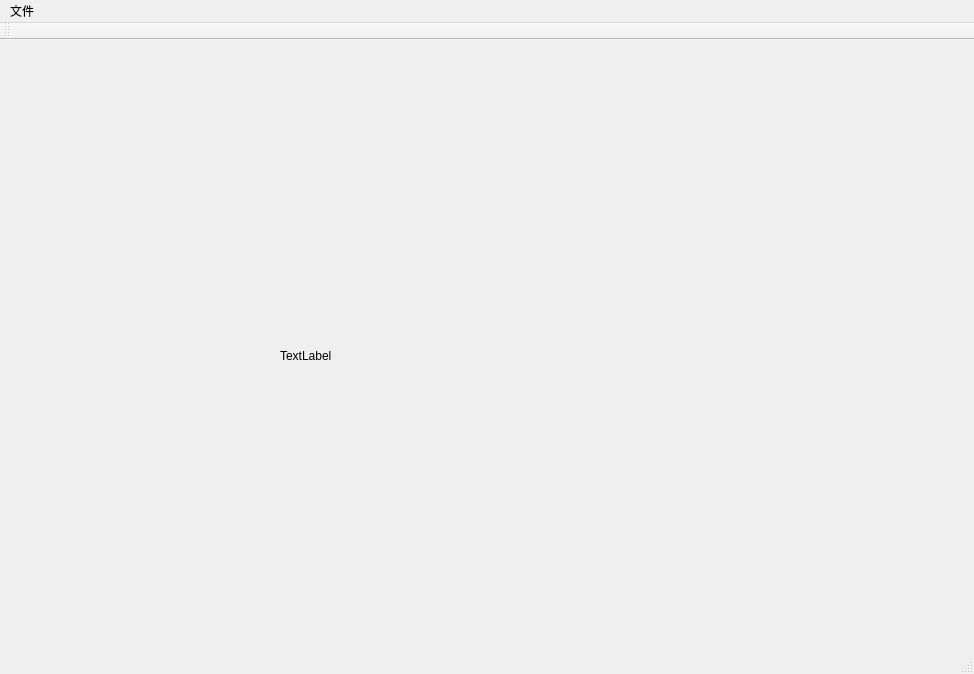
Above: MusicSyncTool.ui from FunnyAWM/MusicSyncTool before the change. Below: the same form after it.
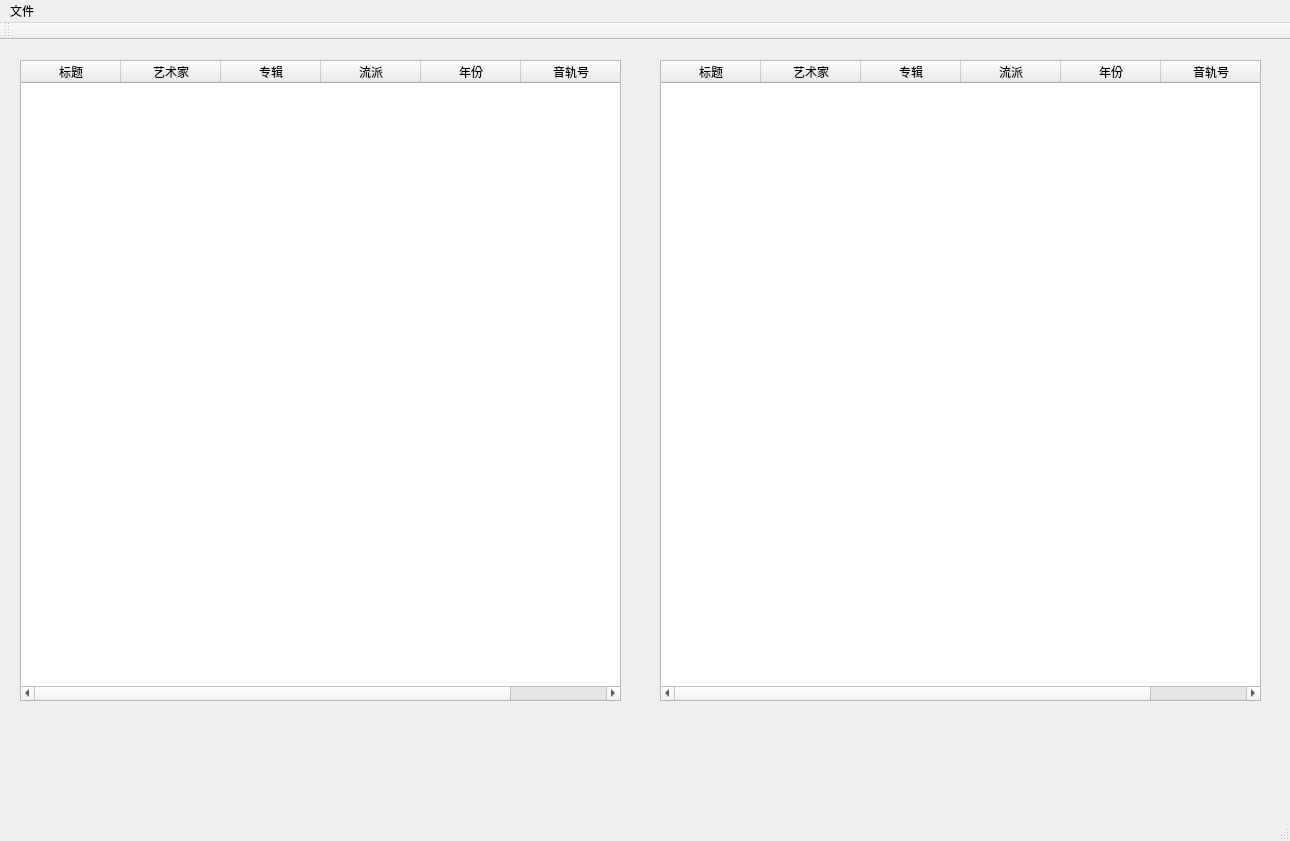
That is the form after the change.

Diff of the .ui file:
```diff
--- a/MusicSyncTool.ui
+++ b/MusicSyncTool.ui
@@ -6,8 +6,8 @@
    <rect>
     <x>0</x>
     <y>0</y>
-    <width>974</width>
-    <height>674</height>
+    <width>1290</width>
+    <height>841</height>
    </rect>
   </property>
   <property name="windowTitle">
@@ -25,18 +25,85 @@
     </property>
     <layout class="QGridLayout" name="gridLayout"/>
    </widget>
-   <widget class="QLabel" name="label">
+   <widget class="QTableWidget" name="tableWidget">
     <property name="geometry">
      <rect>
-      <x>280</x>
-      <y>250</y>
-      <width>451</width>
-      <height>131</height>
+      <x>20</x>
+      <y>20</y>
+      <width>601</width>
+      <height>641</height>
      </rect>
     </property>
-    <property name="text">
-     <string>TextLabel</string>
+    <column>
+     <property name="text">
+      <string>标题</string>
+     </property>
+    </column>
+    <column>
+     <property name="text">
+      <string>艺术家</string>
+     </property>
+    </column>
+    <column>
+     <property name="text">
+      <string>专辑</string>
+     </property>
+    </column>
+    <column>
+     <property name="text">
+      <string>流派</string>
+     </property>
+    </column>
+    <column>
+     <property name="text">
+      <string>年份</string>
+     </property>
+    </column>
+    <column>
+     <property name="text">
+      <string>音轨号</string>
+     </property>
+    </column>
+   </widget>
+   <widget class="QTableWidget" name="tableWidget_2">
+    <property name="geometry">
+     <rect>
+      <x>660</x>
+      <y>20</y>
+      <width>601</width>
+      <height>641</height>
+     </rect>
     </property>
+    <column>
+     <property name="text">
+      <string>标题</string>
+     </property>
+    </column>
+    <column>
+     <property name="text">
+      <string>艺术家</string>
+     </property>
+    </column>
+    <column>
+     <property name="text">
+      <string>专辑</string>
+     </property>
+    </column>
+    <column>
+     <property name="text">
+      <string>流派</string>
+     </property>
+    </column>
+    <column>
+     <property name="text">
+      <string>年份</string>
+     </property>
+    </column>
+    <column>
+     <property name="text">
+      <string>音轨号</string>
+     </property>
+    </column>
    </widget>
   </widget>
   <widget class="QMenuBar" name="menuBar">
@@ -44,7 +111,7 @@
     <rect>
      <x>0</x>
      <y>0</y>
-     <width>974</width>
+     <width>1290</width>
      <height>20</height>
     </rect>
    </property>
```
